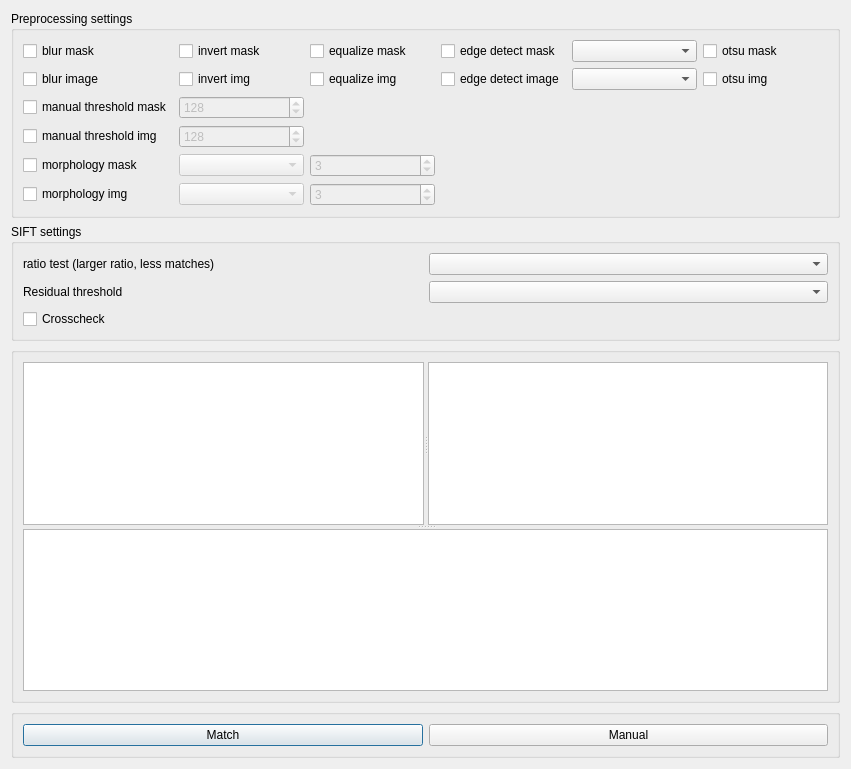
First picture: the form in plugins/Affine/affineMatchDialog.ui, repository pyIVLS/pyIVLS, before the edit.
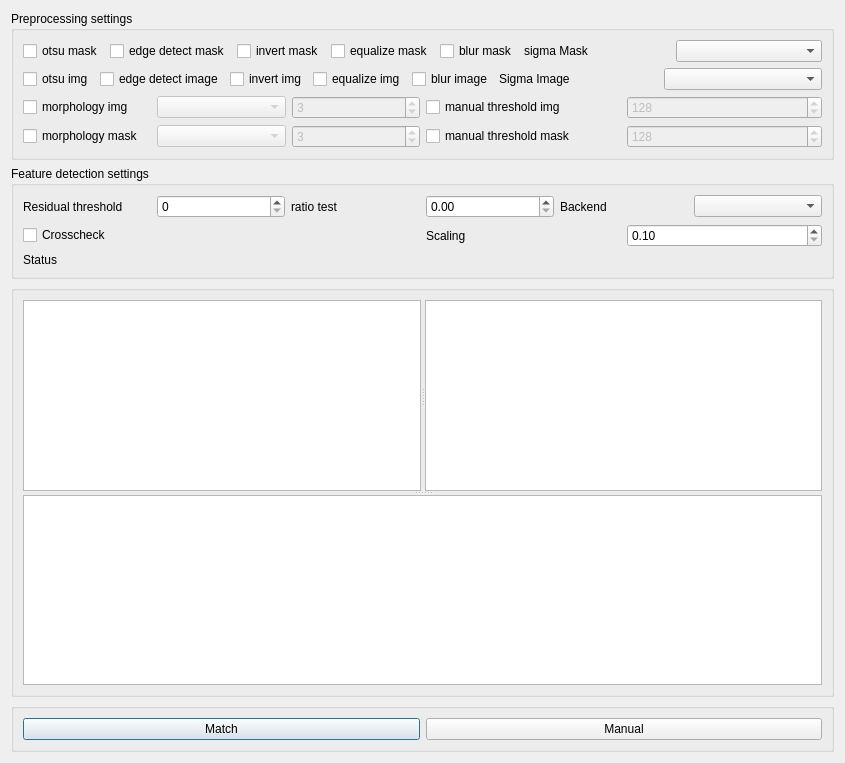
Second picture: the form after the edit.

```diff
--- a/plugins/Affine/affineMatchDialog.ui
+++ b/plugins/Affine/affineMatchDialog.ui
@@ -6,8 +6,8 @@
    <rect>
     <x>0</x>
     <y>0</y>
-    <width>851</width>
-    <height>769</height>
+    <width>845</width>
+    <height>763</height>
    </rect>
   </property>
   <property name="windowTitle">
@@ -19,114 +19,167 @@
      <property name="title">
       <string>Preprocessing settings</string>
      </property>
-     <layout class="QGridLayout" name="gridLayout_3">
-      <item row="1" column="2">
-       <widget class="QCheckBox" name="equalizeImage">
+     <layout class="QVBoxLayout" name="verticalLayout_2">
+      <item>
+       <layout class="QHBoxLayout" name="horizontalLayout_12">
+        <item>
+         <layout class="QHBoxLayout" name="horizontalLayout_11">
+          <item>
+           <widget class="QCheckBox" name="otsuMask">
         <property name="text">
-         <string>equalize img</string>
+             <string>otsu mask</string>
         </property>
        </widget>
       </item>
-      <item row="0" column="3">
+          <item>
        <widget class="QCheckBox" name="cannyMask">
         <property name="text">
          <string>edge detect mask</string>
         </property>
        </widget>
       </item>
-      <item row="1" column="0">
-       <widget class="QCheckBox" name="blurImage">
-        <property name="text">
-         <string>blur image</string>
-        </property>
-       </widget>
-      </item>
-      <item row="1" column="1">
-       <widget class="QCheckBox" name="invertImage">
-        <property name="text">
-         <string>invert img</string>
-        </property>
-       </widget>
-      </item>
-      <item row="0" column="0">
-       <widget class="QCheckBox" name="blurMask">
-        <property name="text">
-         <string>blur mask</string>
-        </property>
-       </widget>
-      </item>
-      <item row="0" column="1">
+          <item>
        <widget class="QCheckBox" name="invertMask">
         <property name="text">
          <string>invert mask</string>
         </property>
        </widget>
       </item>
-      <item row="0" column="2">
+          <item>
        <widget class="QCheckBox" name="equalizeMask">
         <property name="text">
          <string>equalize mask</string>
         </property>
        </widget>
       </item>
-      <item row="1" column="3">
-       <widget class="QCheckBox" name="cannyImage">
+          <item>
+           <widget class="QCheckBox" name="blurMask">
         <property name="text">
-         <string>edge detect image</string>
+             <string>blur mask</string>
         </property>
        </widget>
       </item>
-      <item row="1" column="4">
-       <widget class="QComboBox" name="sigmaImage"/>
-      </item>
-      <item row="0" column="4">
+         </layout>
+        </item>
+        <item>
+         <layout class="QHBoxLayout" name="horizontalLayout_9">
+          <item>
+           <widget class="QLabel" name="label_5">
+            <property name="text">
+             <string>sigma Mask</string>
+            </property>
+           </widget>
+          </item>
+          <item>
        <widget class="QComboBox" name="sigmaMask"/>
       </item>
-      <item row="0" column="5">
-       <widget class="QCheckBox" name="otsuMask">
-        <property name="text">
-         <string>otsu mask</string>
-        </property>
-       </widget>
-      </item>
-      <item row="1" column="5">
+         </layout>
+        </item>
+       </layout>
+      </item>
+      <item>
+       <layout class="QHBoxLayout" name="horizontalLayout_14">
+        <item>
+         <layout class="QHBoxLayout" name="horizontalLayout_13">
+          <item>
        <widget class="QCheckBox" name="otsuImage">
         <property name="text">
          <string>otsu img</string>
         </property>
        </widget>
       </item>
-      <item row="2" column="0">
-       <widget class="QCheckBox" name="manualThresholdMask">
+          <item>
+           <widget class="QCheckBox" name="cannyImage">
         <property name="text">
-         <string>manual threshold mask</string>
+             <string>edge detect image</string>
         </property>
        </widget>
       </item>
-      <item row="2" column="1">
-       <widget class="QSpinBox" name="thresholdMask">
+          <item>
+           <widget class="QCheckBox" name="invertImage">
+            <property name="text">
+             <string>invert img</string>
+            </property>
+           </widget>
+          </item>
+          <item>
+           <widget class="QCheckBox" name="equalizeImage">
+            <property name="text">
+             <string>equalize img</string>
+            </property>
+           </widget>
+          </item>
+          <item>
+           <widget class="QCheckBox" name="blurImage">
+            <property name="text">
+             <string>blur image</string>
+            </property>
+           </widget>
+          </item>
+         </layout>
+        </item>
+        <item>
+         <layout class="QHBoxLayout" name="horizontalLayout_10">
+          <item>
+           <widget class="QLabel" name="label_4">
+            <property name="text">
+             <string>Sigma Image</string>
+            </property>
+           </widget>
+          </item>
+          <item>
+           <widget class="QComboBox" name="sigmaImage"/>
+          </item>
+         </layout>
+        </item>
+       </layout>
+      </item>
+      <item>
+       <layout class="QHBoxLayout" name="horizontalLayout_15">
+        <item>
+         <layout class="QHBoxLayout" name="horizontalLayout_2">
+          <item>
+           <widget class="QCheckBox" name="morphologyImage">
+            <property name="text">
+             <string>morphology img</string>
+            </property>
+           </widget>
+          </item>
+          <item>
+           <widget class="QComboBox" name="morphologyTypeImage">
+            <property name="enabled">
+             <bool>false</bool>
+            </property>
+           </widget>
+          </item>
+          <item>
+           <widget class="QSpinBox" name="morphologyStrengthImage">
         <property name="enabled">
          <bool>false</bool>
         </property>
         <property name="minimum">
-         <number>0</number>
+             <number>1</number>
         </property>
         <property name="maximum">
-         <number>255</number>
+             <number>15</number>
         </property>
         <property name="value">
-         <number>128</number>
+             <number>3</number>
         </property>
        </widget>
       </item>
-      <item row="3" column="0">
+         </layout>
+        </item>
+        <item>
+         <layout class="QHBoxLayout" name="horizontalLayout_3">
+          <item>
        <widget class="QCheckBox" name="manualThresholdImage">
         <property name="text">
          <string>manual threshold img</string>
         </property>
        </widget>
       </item>
-      <item row="3" column="1">
+          <item>
        <widget class="QSpinBox" name="thresholdImage">
         <property name="enabled">
          <bool>false</bool>
@@ -142,21 +195,29 @@
         </property>
        </widget>
       </item>
-      <item row="4" column="0">
+         </layout>
+        </item>
+       </layout>
+      </item>
+      <item>
+       <layout class="QHBoxLayout" name="horizontalLayout_16">
+        <item>
+         <layout class="QHBoxLayout" name="horizontalLayout">
+          <item>
        <widget class="QCheckBox" name="morphologyMask">
         <property name="text">
          <string>morphology mask</string>
         </property>
        </widget>
       </item>
-      <item row="4" column="1">
+          <item>
        <widget class="QComboBox" name="morphologyTypeMask">
         <property name="enabled">
          <bool>false</bool>
         </property>
        </widget>
       </item>
-      <item row="4" column="2">
+          <item>
        <widget class="QSpinBox" name="morphologyStrengthMask">
         <property name="enabled">
          <bool>false</bool>
@@ -172,35 +233,36 @@
         </property>
        </widget>
       </item>
-      <item row="5" column="0">
-       <widget class="QCheckBox" name="morphologyImage">
+         </layout>
+        </item>
+        <item>
+         <layout class="QHBoxLayout" name="horizontalLayout_4">
+          <item>
+           <widget class="QCheckBox" name="manualThresholdMask">
         <property name="text">
-         <string>morphology img</string>
+             <string>manual threshold mask</string>
         </property>
        </widget>
       </item>
-      <item row="5" column="1">
-       <widget class="QComboBox" name="morphologyTypeImage">
-        <property name="enabled">
-         <bool>false</bool>
-        </property>
-       </widget>
-      </item>
-      <item row="5" column="2">
-       <widget class="QSpinBox" name="morphologyStrengthImage">
+          <item>
+           <widget class="QSpinBox" name="thresholdMask">
         <property name="enabled">
          <bool>false</bool>
         </property>
         <property name="minimum">
-         <number>1</number>
+             <number>0</number>
         </property>
         <property name="maximum">
-         <number>15</number>
+             <number>255</number>
         </property>
         <property name="value">
-         <number>3</number>
-        </property>
-       </widget>
+             <number>128</number>
+            </property>
+           </widget>
+          </item>
+         </layout>
+        </item>
+       </layout>
       </item>
      </layout>
     </widget>
@@ -208,33 +270,101 @@
    <item row="1" column="0" colspan="2">
     <widget class="QGroupBox" name="groupBox_2">
      <property name="title">
-      <string>SIFT settings</string>
+      <string>Feature detection settings</string>
      </property>
-     <layout class="QGridLayout" name="gridLayout_4">
-      <item row="1" column="0">
+     <layout class="QVBoxLayout" name="verticalLayout_3">
+      <item>
+       <layout class="QHBoxLayout" name="horizontalLayout_17">
+        <item>
+         <layout class="QHBoxLayout" name="horizontalLayout_6">
+          <item>
        <widget class="QLabel" name="label_2">
         <property name="text">
          <string>Residual threshold</string>
         </property>
        </widget>
       </item>
-      <item row="0" column="1">
-       <widget class="QComboBox" name="ratioCombo"/>
-      </item>
-      <item row="1" column="1">
-       <widget class="QComboBox" name="residualCombo"/>
-      </item>
-      <item row="0" column="0">
+          <item>
+           <widget class="QSpinBox" name="residualTestSpinBox"/>
+          </item>
+         </layout>
+        </item>
+        <item>
+         <layout class="QHBoxLayout" name="horizontalLayout_5">
+          <item>
        <widget class="QLabel" name="label">
         <property name="text">
-         <string>ratio test (larger ratio, less matches) </string>
+             <string>ratio test </string>
         </property>
        </widget>
       </item>
-      <item row="2" column="0">
+          <item>
+           <widget class="QDoubleSpinBox" name="ratioTestSpinBox">
+            <property name="maximum">
+             <double>1.000000000000000</double>
+            </property>
+            <property name="singleStep">
+             <double>0.100000000000000</double>
+            </property>
+           </widget>
+          </item>
+         </layout>
+        </item>
+        <item>
+         <layout class="QHBoxLayout" name="horizontalLayout_7">
+          <item>
+           <widget class="QLabel" name="label_3">
+            <property name="text">
+             <string>Backend</string>
+            </property>
+           </widget>
+          </item>
+          <item>
+           <widget class="QComboBox" name="backendCombo"/>
+          </item>
+         </layout>
+        </item>
+       </layout>
+      </item>
+      <item>
+       <layout class="QHBoxLayout" name="horizontalLayout_18">
+        <item>
        <widget class="QCheckBox" name="crossCheck">
         <property name="text">
          <string>Crosscheck</string>
+          </property>
+         </widget>
+        </item>
+        <item>
+         <layout class="QHBoxLayout" name="horizontalLayout_8">
+          <item>
+           <widget class="QLabel" name="label_6">
+            <property name="text">
+             <string>Scaling</string>
+            </property>
+           </widget>
+          </item>
+          <item>
+           <widget class="QDoubleSpinBox" name="scalingSpinBox">
+            <property name="minimum">
+             <double>0.100000000000000</double>
+            </property>
+            <property name="maximum">
+             <double>1.000000000000000</double>
+            </property>
+            <property name="singleStep">
+             <double>0.100000000000000</double>
+            </property>
+           </widget>
+          </item>
+         </layout>
+        </item>
+       </layout>
+      </item>
+      <item>
+       <widget class="QLabel" name="statusText">
+        <property name="text">
+         <string>Status</string>
         </property>
        </widget>
       </item>
```
Lines whose indentation alone changed are shown as unchanged.
